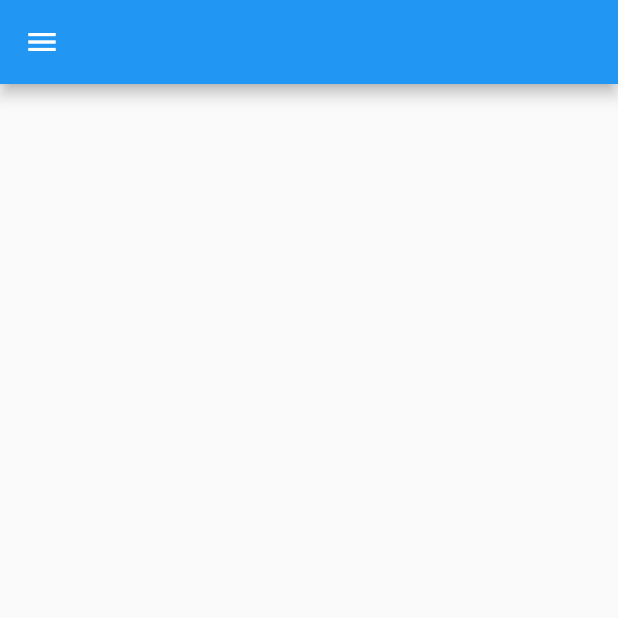
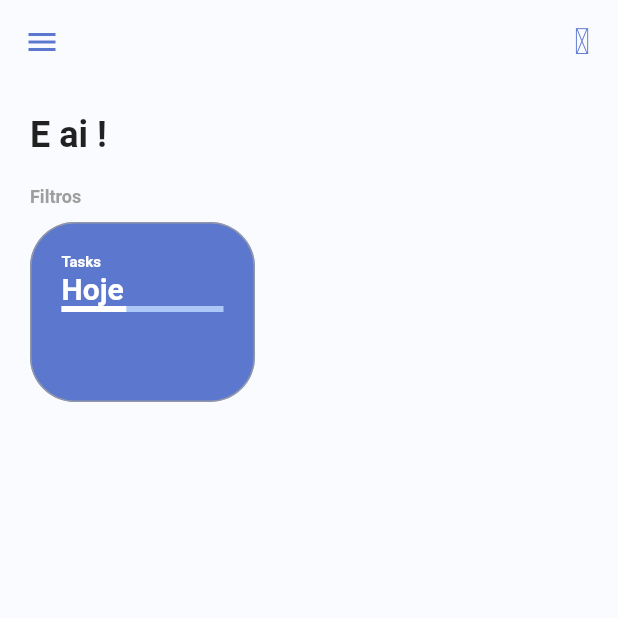
Before and after one commit to GuiPPDDH/Hands-onProviderESqliteEmArquiteturaDeModulo, a Flutter app: the screen it shows once a user with an empty profile is signed in, on a phone screen of 412 x 824 dp, the top half of it. Run offline on Flutter 3.47's test engine with Material 2 defaults, Android fonts, the phone set to English and light mode, and no system bars; our stand-ins replace firebase_auth, firebase_core, flutter_signin_button, google_fonts, google_sign_in, sqflite and 1 more; missing offline and left inert: flutter_overlay_loader, validatorless; accounts and stored records are empty; network calls fail; Roboto replaces fonts that are missing (Mandali).

Commit message:
Construindo Header e Filter

```diff
--- a/lib/app/app_widget.dart
+++ b/lib/app/app_widget.dart
@@ -14,6 +14,7 @@ class AppWidget extends StatelessWidget {
     return MaterialApp(
       title: 'Todo List Provider',
       theme: TodoListUiConfig.theme,
+      debugShowCheckedModeBanner: false,
       navigatorKey: TodoListNavigator.navigatorKey,
       routes: {
         ...AuthModule().routers,
--- a/lib/app/core/ui/todo_list_icons.dart
+++ b/lib/app/core/ui/todo_list_icons.dart
@@ -27,4 +27,5 @@ class TodoListIcons {
 
   static const IconData eye = IconData(0xf06e, fontFamily: _kFontFam, fontPackage: _kFontPkg);
   static const IconData eye_slash = IconData(0xf070, fontFamily: _kFontFam, fontPackage: _kFontPkg);
+  static const IconData filter = IconData(0xf0b0, fontFamily: _kFontFam, fontPackage: _kFontPkg);
 }
--- a/lib/app/modules/auth/login/login_page.dart
+++ b/lib/app/modules/auth/login/login_page.dart
@@ -3,8 +3,8 @@ import 'package:flutter_signin_button/flutter_signin_button.dart';
 import 'package:provider/provider.dart';
 import 'package:todo_list_provider/app/core/notifier/default_listener_notifier.dart';
 import 'package:todo_list_provider/app/core/ui/messages.dart';
-import 'package:todo_list_provider/app/core/widget/todo_list_field.dart';
-import 'package:todo_list_provider/app/core/widget/todo_list_logo.dart';
+import 'package:todo_list_provider/app/core/widgets/todo_list_field.dart';
+import 'package:todo_list_provider/app/core/widgets/todo_list_logo.dart';
 import 'package:todo_list_provider/app/modules/auth/login/login_controller.dart';
 import 'package:validatorless/validatorless.dart';
 
--- a/lib/app/modules/auth/register/register_page.dart
+++ b/lib/app/modules/auth/register/register_page.dart
@@ -3,8 +3,8 @@ import 'package:provider/provider.dart';
 import 'package:todo_list_provider/app/core/notifier/default_listener_notifier.dart';
 import 'package:todo_list_provider/app/core/ui/theme_extension.dart';
 import 'package:todo_list_provider/app/core/validators/validators.dart';
-import 'package:todo_list_provider/app/core/widget/todo_list_field.dart';
-import 'package:todo_list_provider/app/core/widget/todo_list_logo.dart';
+import 'package:todo_list_provider/app/core/widgets/todo_list_field.dart';
+import 'package:todo_list_provider/app/core/widgets/todo_list_logo.dart';
 import 'package:todo_list_provider/app/modules/auth/register/register_controller.dart';
 import 'package:validatorless/validatorless.dart';
 
--- a/lib/app/modules/home/home_page.dart
+++ b/lib/app/modules/home/home_page.dart
@@ -1,5 +1,10 @@
 import 'package:flutter/material.dart';
+import 'package:todo_list_provider/app/core/ui/theme_extension.dart';
+import 'package:todo_list_provider/app/core/ui/todo_list_icons.dart';
 import 'package:todo_list_provider/app/modules/home/widgets/home_drawer.dart';
+import 'package:todo_list_provider/app/modules/home/widgets/home_filters.dart';
+import 'package:todo_list_provider/app/modules/home/widgets/home_header.dart';
+import 'package:todo_list_provider/app/modules/home/widgets/todo_card_filter.dart';
 
 class HomePage extends StatelessWidget {
   const HomePage({super.key});
@@ -8,10 +13,48 @@ class HomePage extends StatelessWidget {
   Widget build(BuildContext context) {
     return Scaffold(
       appBar: AppBar(
-        title: const Text(''),
+        iconTheme: IconThemeData(
+          color: context.primaryColor,
+        ),
+        backgroundColor: Colors.transparent,
+        elevation: 0,
+        actions: [
+          PopupMenuButton(
+            icon: const Icon(TodoListIcons.filter),
+            itemBuilder: (_) => [
+              const PopupMenuItem<bool>(
+                child: Text('Mostrar tarefas concluídas'),
+              ),
+            ],
+          )
+        ],
       ),
-      body: Container(),
+      backgroundColor: const Color(0xFFFAFBFE),
       drawer: HomeDrawer(),
+      body: LayoutBuilder(
+        builder: (context, constraints) => SingleChildScrollView(
+          child: ConstrainedBox(
+            constraints: BoxConstraints(
+              minHeight: constraints.minHeight,
+              minWidth: constraints.minWidth,
+            ),
+            child: Container(
+              margin: const EdgeInsets.symmetric(
+                horizontal: 20,
+              ),
+              child: const IntrinsicHeight(
+                child: Column(
+                  crossAxisAlignment: CrossAxisAlignment.start,
+                  children: [
+                    HomeHeader(),
+                    HomeFilters(),
+                  ],
+                ),
+              ),
+            ),
+          ),
+        ),
+      ),
     );
   }
 }
--- /dev/null
+++ b/lib/app/modules/home/widgets/home_filters.dart
@@ -0,0 +1,36 @@
+import 'package:flutter/material.dart';
+import 'package:todo_list_provider/app/core/ui/theme_extension.dart';
+import 'package:todo_list_provider/app/modules/home/widgets/todo_card_filter.dart';
+
+class HomeFilters extends StatefulWidget {
+  const HomeFilters({super.key});
+
+  @override
+  State<HomeFilters> createState() => _HomeFiltersState();
+}
+
+class _HomeFiltersState extends State<HomeFilters> {
+  @override
+  Widget build(BuildContext context) {
+    return Column(
+      crossAxisAlignment: CrossAxisAlignment.start,
+      children: [
+        Text(
+          'Filtros',
+          style: context.titleStyle,
+        ),
+        const SizedBox(
+          height: 10,
+        ),
+        const SingleChildScrollView(
+          scrollDirection: Axis.horizontal,
+          child: Row(
+            children: [
+              TodoCardFilter(),
+            ],
+          ),
+        )
+      ],
+    );
+  }
+}
--- /dev/null
+++ b/lib/app/modules/home/widgets/home_header.dart
@@ -0,0 +1,30 @@
+import 'package:flutter/material.dart';
+import 'package:provider/provider.dart';
+import 'package:todo_list_provider/app/core/auth/auth_provider.dart';
+import 'package:todo_list_provider/app/core/ui/theme_extension.dart';
+
+class HomeHeader extends StatelessWidget {
+  const HomeHeader({super.key});
+
+  @override
+  Widget build(BuildContext context) {
+    return Row(
+      children: [
+        Padding(
+          padding: const EdgeInsets.symmetric(
+            vertical: 20,
+          ),
+          child: Selector<AuthProvider, String>(
+            builder: (_, value, __) {
+              return Text(
+                'E ai $value!',
+                style: context.textTheme.headlineSmall?.copyWith(fontWeight: FontWeight.bold),
+              );
+            },
+            selector: (context, authProvider) => authProvider.user?.displayName ?? 'Não informado',
+          ),
+        ),
+      ],
+    );
+  }
+}
--- /dev/null
+++ b/lib/app/modules/home/widgets/todo_card_filter.dart
@@ -0,0 +1,60 @@
+import 'package:flutter/material.dart';
+import 'package:todo_list_provider/app/core/ui/theme_extension.dart';
+
+class TodoCardFilter extends StatefulWidget {
+  const TodoCardFilter({super.key});
+
+  @override
+  State<TodoCardFilter> createState() => _TodoCardFilterState();
+}
+
+class _TodoCardFilterState extends State<TodoCardFilter> {
+  @override
+  Widget build(BuildContext context) {
+    return Container(
+      constraints: const BoxConstraints(
+        minHeight: 120,
+        maxWidth: 150,
+      ),
+      margin: const EdgeInsets.only(
+        right: 10,
+      ),
+      padding: const EdgeInsets.all(
+        20,
+      ),
+      decoration: BoxDecoration(
+        color: context.primaryColor,
+        border: Border.all(
+          width: 1,
+          color: Colors.grey.withOpacity(0.8),
+        ),
+        borderRadius: BorderRadius.circular(30),
+      ),
+      child: Column(
+        crossAxisAlignment: CrossAxisAlignment.start,
+        children: [
+          Text(
+            'Tasks',
+            style: context.titleStyle.copyWith(
+              fontSize: 10,
+              color: Colors.white,
+            ),
+          ),
+          Text(
+            'Hoje',
+            style: TextStyle(
+              fontSize: 20,
+              fontWeight: FontWeight.bold,
+              color: Colors.white,
+            ),
+          ),
+          LinearProgressIndicator(
+            backgroundColor: context.primaryColorLight,
+            valueColor: AlwaysStoppedAnimation<Color>(Colors.white),
+            value: 0.4,
+          ),
+        ],
+      ),
+    );
+  }
+}
--- a/lib/app/modules/splash/splash_page.dart
+++ b/lib/app/modules/splash/splash_page.dart
@@ -1,5 +1,5 @@
 import 'package:flutter/material.dart';
-import 'package:todo_list_provider/app/core/widget/todo_list_logo.dart';
+import 'package:todo_list_provider/app/core/widgets/todo_list_logo.dart';
 
 class SplashPage extends StatelessWidget {
   const SplashPage({super.key});
--- a/pubspec.yaml
+++ b/pubspec.yaml
@@ -87,7 +87,7 @@ flutter:
   fonts:
    - family: TodoListIcons
      fonts:
-       - asset: assets/fonts/TodoListIcons.ttf
+       - asset: assets/fonts/TodoList.ttf
   #       - asset: fonts/Schyler-Italic.ttf
   #         style: italic
   #   - family: Trajan Pro
```
Also changed, not shown: assets/fonts/TodoList.ttf (added), assets/fonts/TodoListIcons.ttf (deleted), lib/app/core/widgets/todo_list_field.dart (renamed from lib/app/core/widget/todo_list_field.dart), lib/app/core/widgets/todo_list_logo.dart (renamed from lib/app/core/widget/todo_list_logo.dart).
